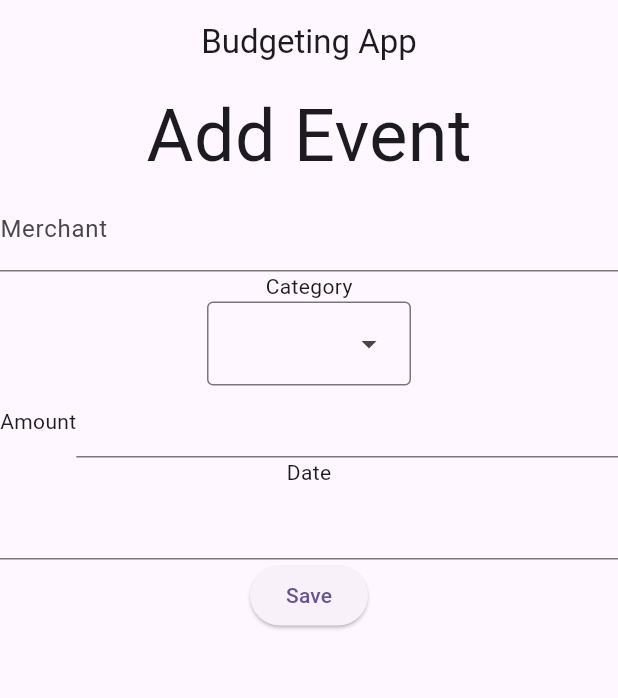
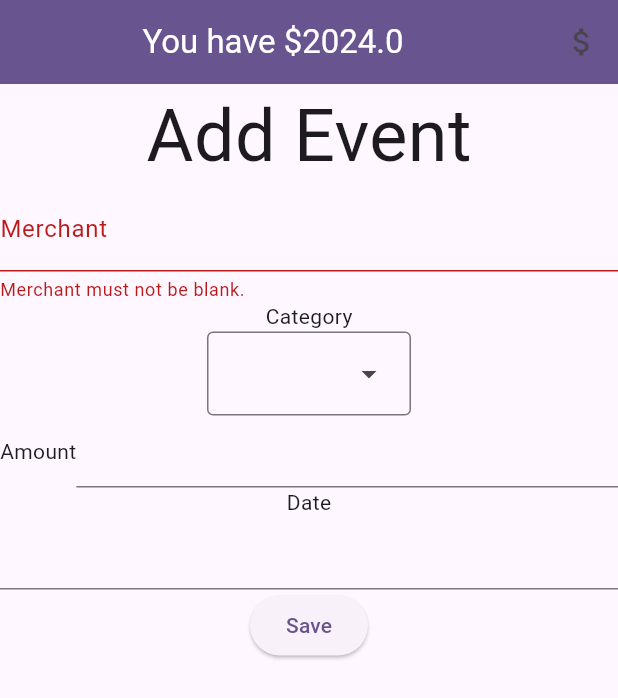
Before and after one commit to parth560/Budgeting_App, a Flutter app: the screen it shows after launch, after a tap on "Save", on a phone screen of 412 x 824 dp. Shown: the top 698 px of the screen. Run offline on Flutter 3.47's test engine with Material 3 defaults, Android fonts, the phone set to English and light mode, and no system bars.

```diff
--- /dev/null
+++ b/lib/bank_account.dart
@@ -0,0 +1,14 @@
+import 'package:flutter/foundation.dart';
+
+class BankAccount with ChangeNotifier {
+  double _balance;
+
+  BankAccount(this._balance);
+
+  double getBalance() { return _balance; }
+
+  void setBalance(double newBalance) {
+    _balance = newBalance;
+    notifyListeners();
+  }
+}
--- a/lib/main.dart
+++ b/lib/main.dart
@@ -1,5 +1,6 @@
+import 'package:campus/bank_account.dart';
 import 'package:flutter/material.dart';
-import './spending_event_form.dart';
+import 'package:provider/provider.dart';
 import 'spending_page.dart';
 
 void main() {
@@ -11,7 +12,9 @@ class MyApp extends StatelessWidget {
 
   @override
   Widget build(BuildContext context) {
-    return MaterialApp(
+    return ChangeNotifierProvider(
+        create: (context) => BankAccount(2024.00),
+        child: MaterialApp(
           title: 'Flutter Demo',
           theme: ThemeData(
             colorScheme: ColorScheme.fromSeed(seedColor: Colors.deepPurple),
@@ -20,6 +23,6 @@ class MyApp extends StatelessWidget {
           // instead of the generated sample widget, we'll use our own custom widget
           // as the default widget we'll show on opening the app
           home: const SpendingPage(),
-    );
+        ));
   }
 }
--- a/lib/spending_event.dart
+++ b/lib/spending_event.dart
@@ -1,3 +1,4 @@
+
 class SpendingEvent {
   final String merchant;
   final String category;
--- a/lib/spending_event_form.dart
+++ b/lib/spending_event_form.dart
@@ -1,63 +1,84 @@
 import 'package:flutter/material.dart';
+
 import 'spending_event.dart';
 
 class SpendingEventForm extends StatefulWidget {
   final void Function(SpendingEvent event) addSpendingEvent;
 
   const SpendingEventForm(this.addSpendingEvent, {super.key});
+
   @override
   createState() => _SpendingEventFormState();
 }
 
 class _SpendingEventFormState extends State<SpendingEventForm> {
+  final GlobalKey<FormState> _formKey = GlobalKey<FormState>();
   final TextEditingController _merchantController = TextEditingController();
   final TextEditingController _categoryController = TextEditingController();
-  final TextEditingController _amountController = TextEditingController();
+  final TextEditingController _priceController = TextEditingController();
   final TextEditingController _dateController = TextEditingController();
+
   // a callback method that we'll use to handle user input
   void _onSavePressed() {
     print('User tried to save data');
+    if(_formKey.currentState?.validate() ?? false) {
       SpendingEvent event = SpendingEvent(
           _merchantController.text,
           _categoryController.text,
-        double.parse(_amountController.text),
-        DateTime.parse(_dateController.text));
+          double.parse(_priceController.text),
+          DateTime.parse(_dateController.text)
+      );
       widget.addSpendingEvent(event);
-    // TODO: call addSpendingEvent
+      _formKey.currentState!.reset();
+    }
   }
 
   @override
   Widget build(BuildContext context) {
     // Scaffold does a variety of things, but for this sample the main
     // value is that it gives default styles to our background and text
+
       // A "safe area" is the area that won't overlap with the camera notch,
       // rounded edges of the screen, the OS's notifications, etc.
       // It comes baked in to some other widgets, but we're using it explicitly here.
-    return SafeArea(
-      child: SingleChildScrollView(
-          child: Column(children: [
-        const Text('Add Event', style: TextStyle(fontSize: 48)),
+      return Form(
+        key: _formKey,
+        child: SafeArea(
+            child: Column(
+              children: [
+                const Text('Add Event', style: TextStyle(fontSize:  48)),
                 TextFormField(
-          decoration: const InputDecoration(labelText: 'Merchant'),
+                  decoration: const InputDecoration(
+                    labelText: 'Merchant'
+                  ),
                   controller: _merchantController,
+                  validator: (newValue) {
+                    if(newValue == null || newValue.isEmpty) {
+                      return 'Merchant must not be blank.';
+                    }
+                    return null;
+                  },
                 ),
                 const Text('Category'),
                 DropdownMenu(
                   dropdownMenuEntries: const [
                     DropdownMenuEntry(value: 'a', label: 'a'),
-            DropdownMenuEntry(value: 'b', label: 'b')
+                    DropdownMenuEntry(value: 'b', label: 'b'),
                   ],
                   controller: _categoryController,
                 ),
-        Row(mainAxisSize: MainAxisSize.min, children: [
+                Row(
+                  mainAxisSize: MainAxisSize.min,
+                  children: [
                     const Text('Amount'),
                     Expanded(
-            child: TextField(
+                      child: TextFormField(
                         keyboardType: TextInputType.number,
-              controller: _amountController,
+                        controller: _priceController,
                       ),
                     )
-        ]),
+                  ]
+                ),
                 const Text('Date'),
                 TextFormField(
                   keyboardType: TextInputType.datetime,
@@ -67,8 +88,11 @@ class _SpendingEventFormState extends State<SpendingEventForm> {
                   // Note: we are not calling _onSavePressed! We are passing it
                   // like an object to this other widget as a constructor arg.
                   onPressed: _onSavePressed,
-            child: const Text('Save'))
-      ])),
+                  child: const Text('Save')
+                )
+              ]
+        ),
+      )
     );
   }
 }
--- a/lib/spending_history.dart
+++ b/lib/spending_history.dart
@@ -7,7 +7,18 @@ class SpendingHistory extends StatelessWidget {
 
   @override
   Widget build(BuildContext context) {
-    return ListView.builder(
+    return Column(
+      children: _spendingEvents
+          .map((event) => ListTile(
+                leading: Text(event.category),
+                title: Text(event.merchant),
+                subtitle: Text('${event.amount}'),
+                trailing: Text('${event.date}'),
+              ))
+          .toList(),
+    );
+    /*return ListView.builder(
+      shrinkWrap: true,
       itemCount: _spendingEvents.length,
       itemBuilder: (BuildContext context, int index) {
         return ListTile(
@@ -17,6 +28,6 @@ class SpendingHistory extends StatelessWidget {
           trailing: Text('${_spendingEvents[index].date}'),
         );
       },
-    );
+    );*/
   }
 }
--- a/lib/spending_page.dart
+++ b/lib/spending_page.dart
@@ -1,4 +1,7 @@
+import 'package:campus/bank_account.dart';
+import 'package:campus/bank_balance_form.dart';
 import 'package:flutter/material.dart';
+import 'package:provider/provider.dart';
 import 'spending_event.dart';
 import 'spending_event_form.dart';
 import 'spending_history.dart';
@@ -14,23 +17,42 @@ class _SpendingPageState extends State<SpendingPage> {
   final List<SpendingEvent> _spendingEvents = [];
 
   _addSpendingEvent(SpendingEvent spendingEvent) {
-    setState(() {});
-    _spendingEvents.add(spendingEvent);
+    setState(() {
+      _spendingEvents.add(spendingEvent);
+    });
   }
 
   @override
   Widget build(BuildContext context) {
+    print('re-building SpendingPage');
     return Scaffold(
-      appBar: AppBar(
-          title: const Center(
-        child: Text('Budgeting App'),
-      )),
-      body: ListView(
-        children: [
-          SizedBox(height: 600, child: SpendingEventForm(_addSpendingEvent)),
-          SizedBox(height: 1200, child: SpendingHistory(_spendingEvents))
-        ],
-      ),
-    );
+        appBar: AppBar(
+          backgroundColor: Theme.of(context).primaryColor,
+          title: Center(
+            child: Text(
+              'You have \$${context.watch<BankAccount>().getBalance()}',
+              style: TextStyle(color: Theme.of(context).colorScheme.onPrimary),
+            ),
+          ),
+          actions: [
+            IconButton(
+              onPressed: () {
+                showModalBottomSheet(
+                  context: context,
+                  builder: (context) {
+                    return const BankBalanceForm();
+                  },
+                );
+              },
+              icon: const Icon(Icons.attach_money),
+            )
+          ],
+        ),
+        body: ListView(
+          children: [
+            SpendingEventForm(_addSpendingEvent),
+            SpendingHistory(_spendingEvents)
+          ],
+        ));
   }
 }
--- a/pubspec.yaml
+++ b/pubspec.yaml
@@ -30,7 +30,7 @@ environment:
 dependencies:
   flutter:
     sdk: flutter
-
+  provider: ^6.1.1
 
   # The following adds the Cupertino Icons font to your application.
   # Use with the CupertinoIcons class for iOS style icons.
@@ -46,6 +46,7 @@ dev_dependencies:
   # package. See that file for information about deactivating specific lint
   # rules and activating additional ones.
   flutter_lints: ^2.0.0
+  test: ^1.24.1
 
 # For information on the generic Dart part of this file, see the
 # following page: https://dart.dev/tools/pub/pubspec
```
Also changed, not shown: lib/bank_balance_form.dart (added, +41 -0 lines), pubspec.lock, 5 other files. Lines whose indentation alone changed are shown as unchanged.
